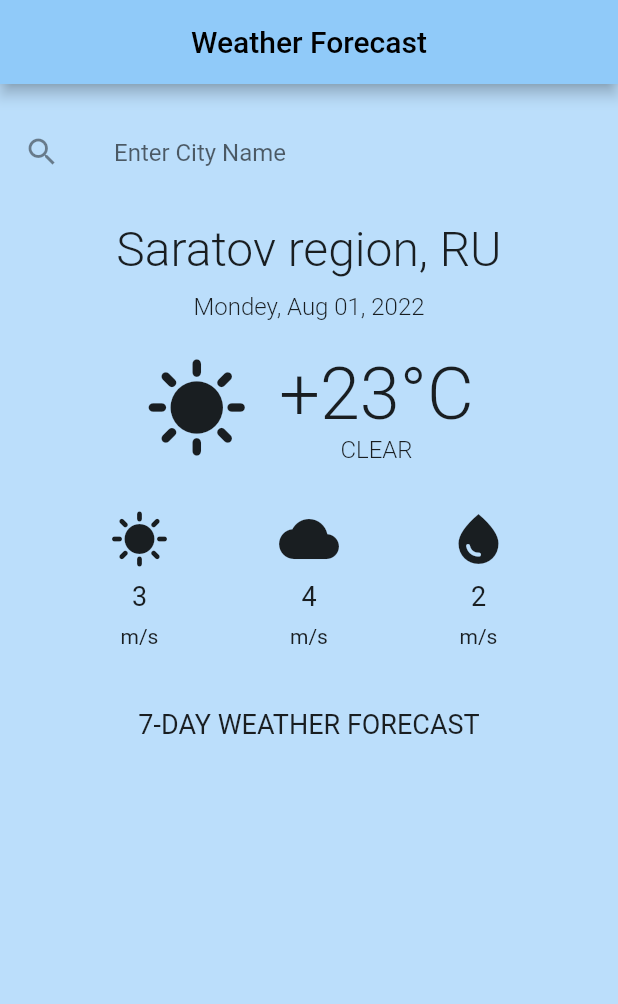
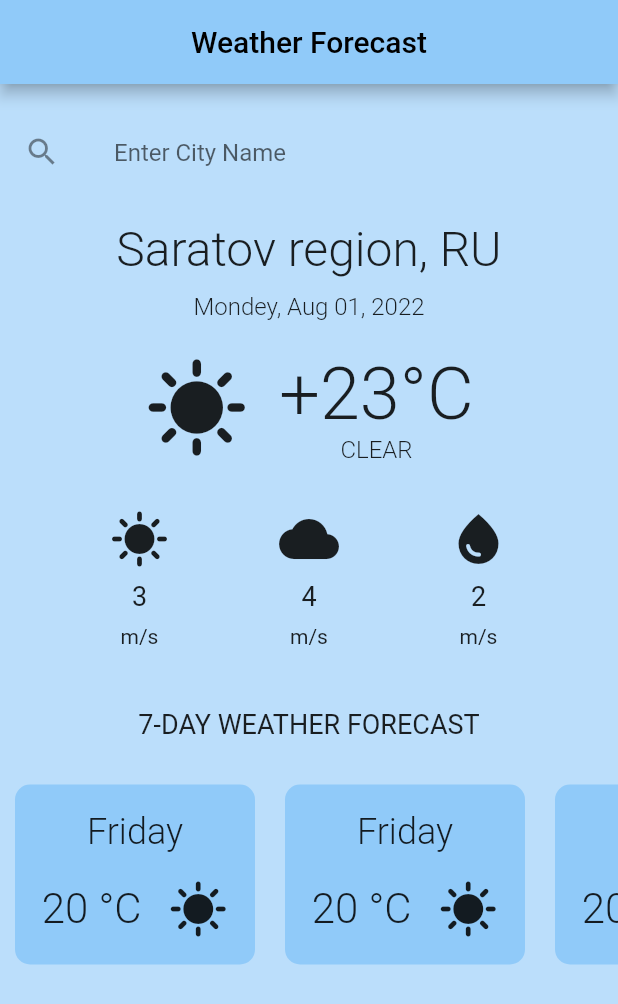
Before and after one commit to denisbrkv/lesson_weather, a Flutter app: the screen it shows after launch, on a phone screen of 412 x 824 dp. Shown: the top 1004 px of the screen. Run offline on Flutter 3.47's test engine with Material 2 defaults, Android fonts, the phone set to English and light mode, and no system bars.

Commit message:
add Listview weather week

```diff
--- a/lib/main.dart
+++ b/lib/main.dart
@@ -20,27 +20,65 @@ class MyApp extends StatelessWidget {
             ),
             centerTitle: true,
           ),
-          body: Column(
+          body: SingleChildScrollView(
+            child: Column(
               children: [
                 _EnterCityName(),
                 _CityDetail(),
-              SizedBox(height: 20.0),
+                const SizedBox(height: 20.0),
                 _TemperatureDetail(),
-              SizedBox(height: 30.0),
+                const SizedBox(height: 30.0),
                 _WeatherDetail(),
-              SizedBox(height: 40.0),
-              Text(
+                const SizedBox(height: 40.0),
+                const Text(
                   '7-DAY WEATHER FORECAST',
                   style: TextStyle(
                     fontSize: 18,
                     fontWeight: FontWeight.w400,
                   ),
                 ),
+                const SizedBox(height: 20.0),
+                Container(
+                  height: 140,
+                  child: ListView.builder(
+                    itemCount: 7,
+                    scrollDirection: Axis.horizontal,
+                    itemBuilder: (context, index) => Card(),
+                  ),
+                ),
               ],
+            ),
           ),
         ));
   }
 }
+
+Widget Card() => Container(
+      margin: EdgeInsets.all(10),
+      decoration: BoxDecoration(
+          borderRadius: BorderRadius.circular(10), color: Colors.blue[200]),
+      width: 160,
+      child: Column(
+        mainAxisAlignment: MainAxisAlignment.spaceEvenly,
+        children: [
+          const Text(
+            'Friday',
+            style: TextStyle(fontSize: 24, fontWeight: FontWeight.w300),
+          ),
+          Row(
+            mainAxisAlignment: MainAxisAlignment.spaceEvenly,
+            children: [
+              Text('20 °C',
+                  style: TextStyle(fontSize: 28, fontWeight: FontWeight.w300)),
+              Icon(
+                Icons.sunny,
+                size: 40,
+              ),
+            ],
+          ),
+        ],
+      ),
+    );
 
 class _WeatherDetail extends StatelessWidget {
   const _WeatherDetail({
```
Lines whose indentation alone changed are shown as unchanged.
